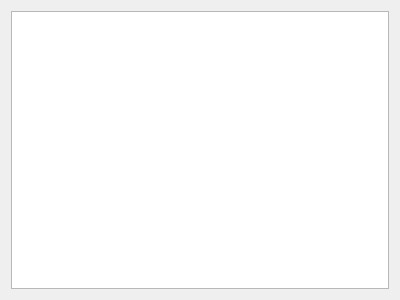
Before: the Qt Designer form source/plugin/t4/errormgrtable.ui in ww4u/mct-t4, drawn with Qt 5.
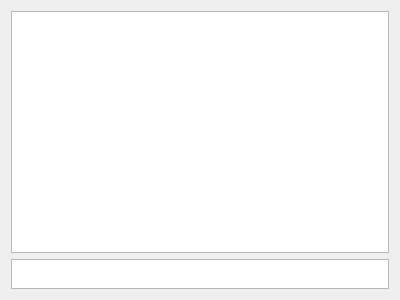
After: the same form once the commit is applied.

The edit to the form file:
```diff
--- a/source/plugin/t4/errormgrtable.ui
+++ b/source/plugin/t4/errormgrtable.ui
@@ -16,6 +16,12 @@
   <layout class="QVBoxLayout" name="verticalLayout">
    <item>
     <widget class="QTableView" name="tableView">
+     <property name="sizePolicy">
+      <sizepolicy hsizetype="Expanding" vsizetype="Expanding">
+       <horstretch>0</horstretch>
+       <verstretch>1</verstretch>
+      </sizepolicy>
+     </property>
      <property name="editTriggers">
       <set>QAbstractItemView::AllEditTriggers</set>
      </property>
@@ -30,6 +36,22 @@
      </attribute>
     </widget>
    </item>
+   <item>
+    <widget class="QTextEdit" name="textEdit">
+     <property name="enabled">
+      <bool>true</bool>
+     </property>
+     <property name="maximumSize">
+      <size>
+       <width>16777215</width>
+       <height>30</height>
+      </size>
+     </property>
+     <property name="readOnly">
+      <bool>true</bool>
+     </property>
+    </widget>
+   </item>
   </layout>
  </widget>
  <resources/>
```
